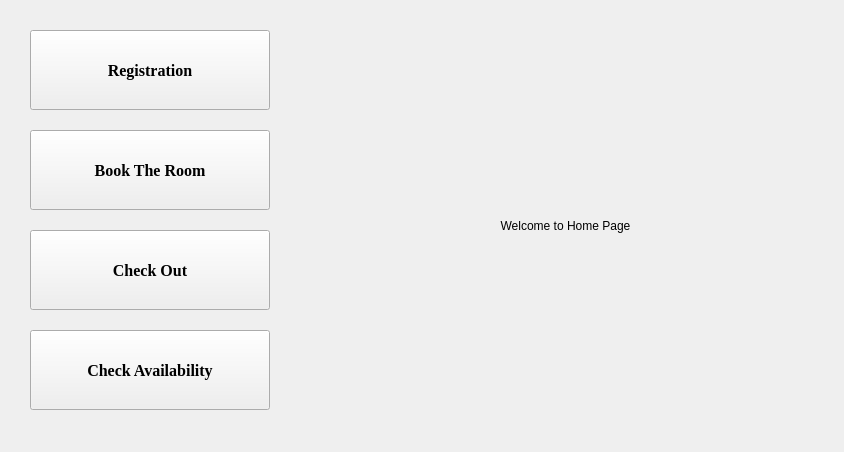
hellnegro/HotelReservationSystem, file homepage.ui: the form before one commit.
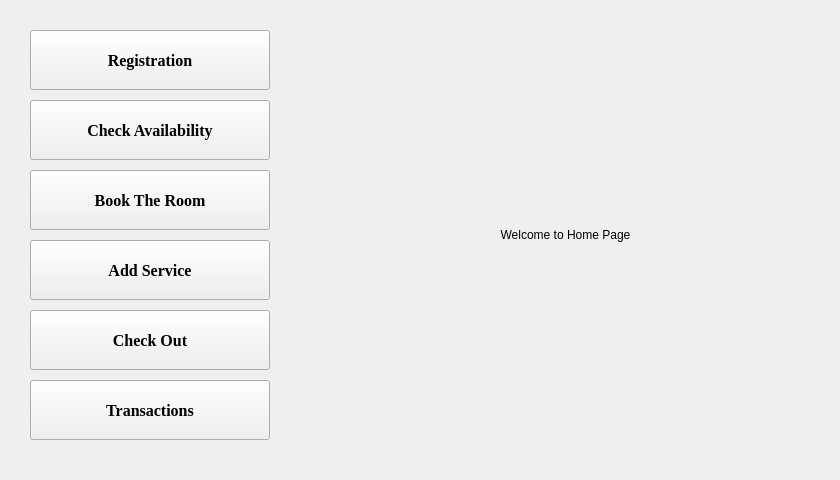
The form after the commit.

```diff
--- a/homepage.ui
+++ b/homepage.ui
@@ -9,8 +9,8 @@
    <rect>
     <x>0</x>
     <y>0</y>
-    <width>844</width>
-    <height>452</height>
+    <width>840</width>
+    <height>480</height>
    </rect>
   </property>
   <property name="windowTitle">
@@ -22,7 +22,7 @@
      <x>310</x>
      <y>30</y>
      <width>511</width>
-     <height>391</height>
+     <height>410</height>
     </rect>
    </property>
    <property name="text">
@@ -38,7 +38,7 @@
      <x>30</x>
      <y>30</y>
      <width>240</width>
-     <height>80</height>
+     <height>60</height>
     </rect>
    </property>
    <property name="font">
@@ -56,9 +56,9 @@
    <property name="geometry">
     <rect>
      <x>30</x>
-     <y>130</y>
+     <y>170</y>
      <width>240</width>
-     <height>80</height>
+     <height>60</height>
     </rect>
    </property>
    <property name="font">
@@ -76,9 +76,9 @@
    <property name="geometry">
     <rect>
      <x>30</x>
-     <y>230</y>
+     <y>310</y>
      <width>240</width>
-     <height>80</height>
+     <height>60</height>
     </rect>
    </property>
    <property name="font">
@@ -96,9 +96,9 @@
    <property name="geometry">
     <rect>
      <x>30</x>
-     <y>330</y>
+     <y>100</y>
      <width>240</width>
-     <height>80</height>
+     <height>60</height>
     </rect>
    </property>
    <property name="font">
@@ -112,6 +112,46 @@
     <string>Check Availability</string>
    </property>
   </widget>
+  <widget class="QPushButton" name="pushButton_transactions">
+   <property name="geometry">
+    <rect>
+     <x>30</x>
+     <y>380</y>
+     <width>240</width>
+     <height>60</height>
+    </rect>
+   </property>
+   <property name="font">
+    <font>
+     <family>Times New Roman</family>
+     <pointsize>12</pointsize>
+     <bold>true</bold>
+    </font>
+   </property>
+   <property name="text">
+    <string>Transactions</string>
+   </property>
+  </widget>
+  <widget class="QPushButton" name="pushButton_addService">
+   <property name="geometry">
+    <rect>
+     <x>30</x>
+     <y>240</y>
+     <width>240</width>
+     <height>60</height>
+    </rect>
+   </property>
+   <property name="font">
+    <font>
+     <family>Times New Roman</family>
+     <pointsize>12</pointsize>
+     <bold>true</bold>
+    </font>
+   </property>
+   <property name="text">
+    <string>Add Service</string>
+   </property>
+  </widget>
  </widget>
  <resources/>
  <connections/>
```
